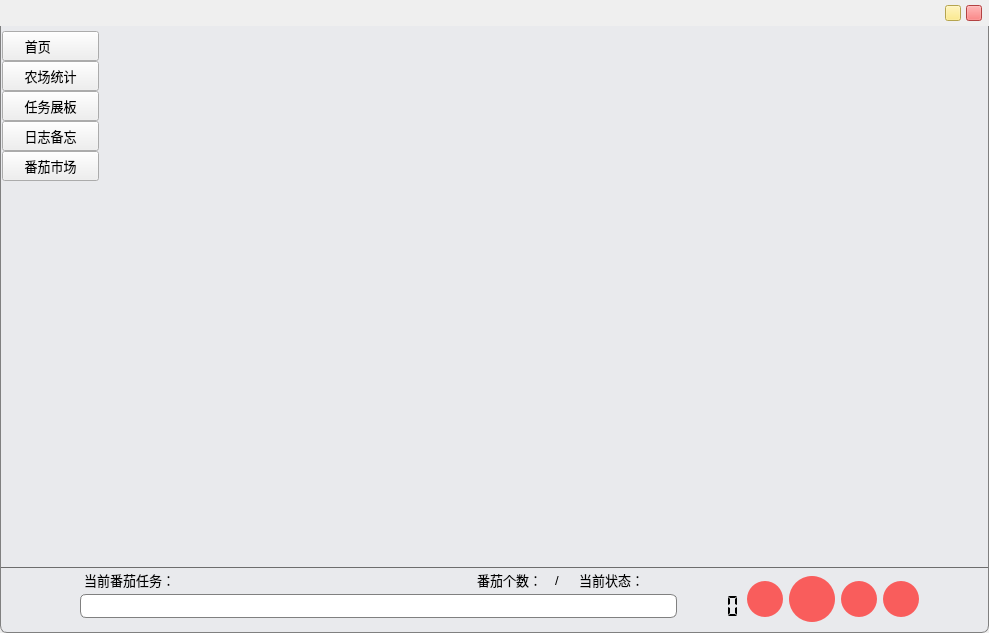
WatsonJay/tomato_farm, file gui/mainWindow.ui: the form before one commit.
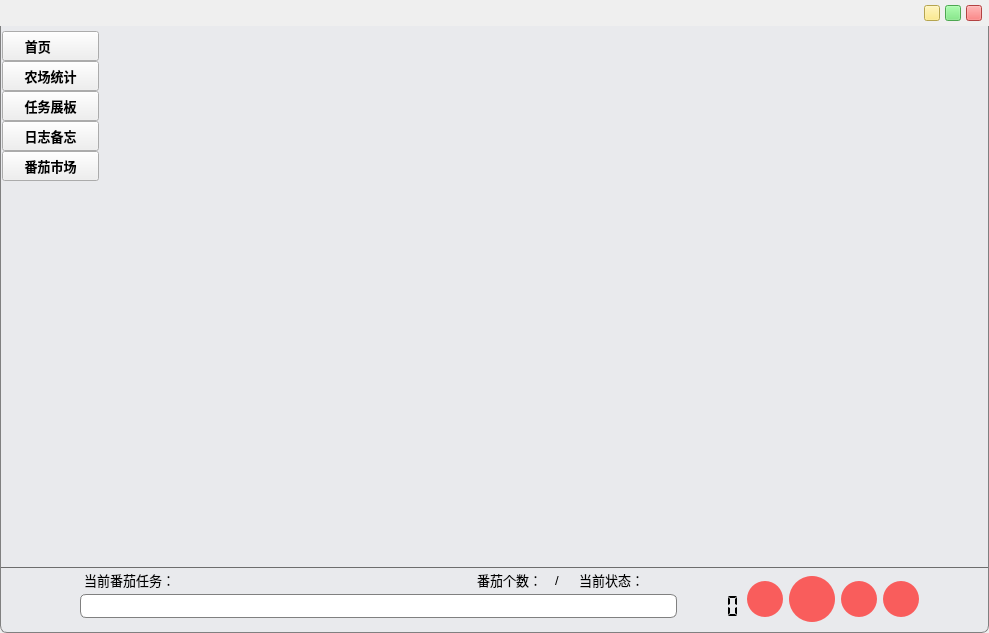
The form after the commit. Icons and pictures are not drawn. Custom widgets are drawn as their Qt base class.

```diff
--- a/gui/mainWindow.ui
+++ b/gui/mainWindow.ui
@@ -129,7 +129,48 @@
          </property>
          <property name="icon">
           <iconset resource="../icon/icons.qrc">
-           <normaloff>:/icon/miniShow_16.png</normaloff>:/icon/miniShow_16.png</iconset>
+           <normaloff>:/icon/miniShow.png</normaloff>:/icon/miniShow.png</iconset>
+         </property>
+         <property name="iconSize">
+          <size>
+           <width>10</width>
+           <height>10</height>
+          </size>
+         </property>
+        </widget>
+       </item>
+       <item>
+        <widget class="QPushButton" name="sizePushButton">
+         <property name="minimumSize">
+          <size>
+           <width>16</width>
+           <height>16</height>
+          </size>
+         </property>
+         <property name="maximumSize">
+          <size>
+           <width>16</width>
+           <height>16</height>
+          </size>
+         </property>
+         <property name="styleSheet">
+          <string notr="true">QPushButton{
+	background:#6CE872;
+}
+QPushButton::hover{
+	background:#53b357;
+}
+QPushButton::pressed{
+	background:#53b357;
+}
+</string>
+         </property>
+         <property name="text">
+          <string/>
+         </property>
+         <property name="icon">
+          <iconset resource="../icon/icons.qrc">
+           <normaloff>:/icon/maxSize.png</normaloff>:/icon/maxSize.png</iconset>
          </property>
          <property name="iconSize">
           <size>
@@ -236,6 +277,12 @@
              <height>0</height>
             </size>
            </property>
+           <property name="maximumSize">
+            <size>
+             <width>150</width>
+             <height>16777215</height>
+            </size>
+           </property>
            <property name="font">
             <font>
              <family>微软雅黑 Light</family>
@@ -289,9 +336,9 @@
                <font>
                 <family>Microsoft YaHei UI</family>
                 <pointsize>10</pointsize>
-                <weight>50</weight>
+                <weight>75</weight>
                 <italic>false</italic>
-                <bold>false</bold>
+                <bold>true</bold>
                 <underline>false</underline>
                 <strikeout>false</strikeout>
                </font>
@@ -326,9 +373,9 @@
                <font>
                 <family>Microsoft YaHei UI</family>
                 <pointsize>10</pointsize>
-                <weight>50</weight>
+                <weight>75</weight>
                 <italic>false</italic>
-                <bold>false</bold>
+                <bold>true</bold>
                 <underline>false</underline>
                 <strikeout>false</strikeout>
                </font>
@@ -360,9 +407,9 @@
                <font>
                 <family>Microsoft YaHei UI</family>
                 <pointsize>10</pointsize>
-                <weight>50</weight>
+                <weight>75</weight>
                 <italic>false</italic>
-                <bold>false</bold>
+                <bold>true</bold>
                 <underline>false</underline>
                 <strikeout>false</strikeout>
                </font>
@@ -394,6 +441,10 @@
                <font>
                 <family>Microsoft YaHei UI</family>
                 <pointsize>10</pointsize>
+                <weight>75</weight>
+                <bold>true</bold>
+                <underline>false</underline>
+                <strikeout>false</strikeout>
                </font>
               </property>
               <property name="text">
@@ -426,9 +477,9 @@
                <font>
                 <family>Microsoft YaHei UI</family>
                 <pointsize>10</pointsize>
-                <weight>50</weight>
+                <weight>75</weight>
                 <italic>false</italic>
-                <bold>false</bold>
+                <bold>true</bold>
                 <underline>false</underline>
                 <strikeout>false</strikeout>
                </font>
```
Left out of the diff: 20 changed lines with no effect on the pictures.
